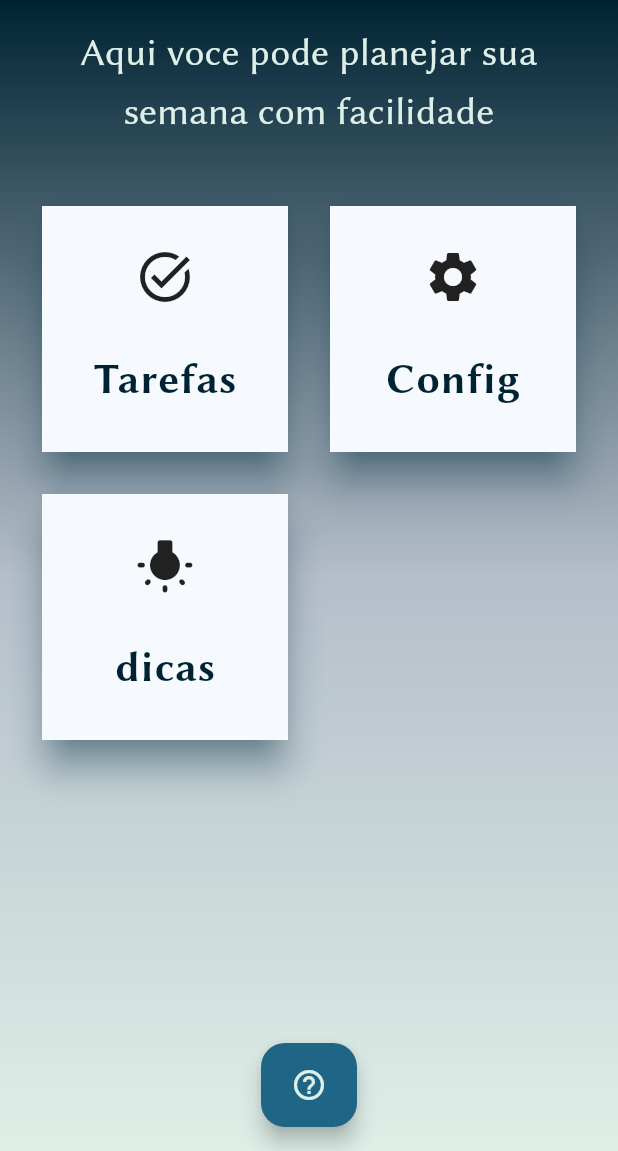
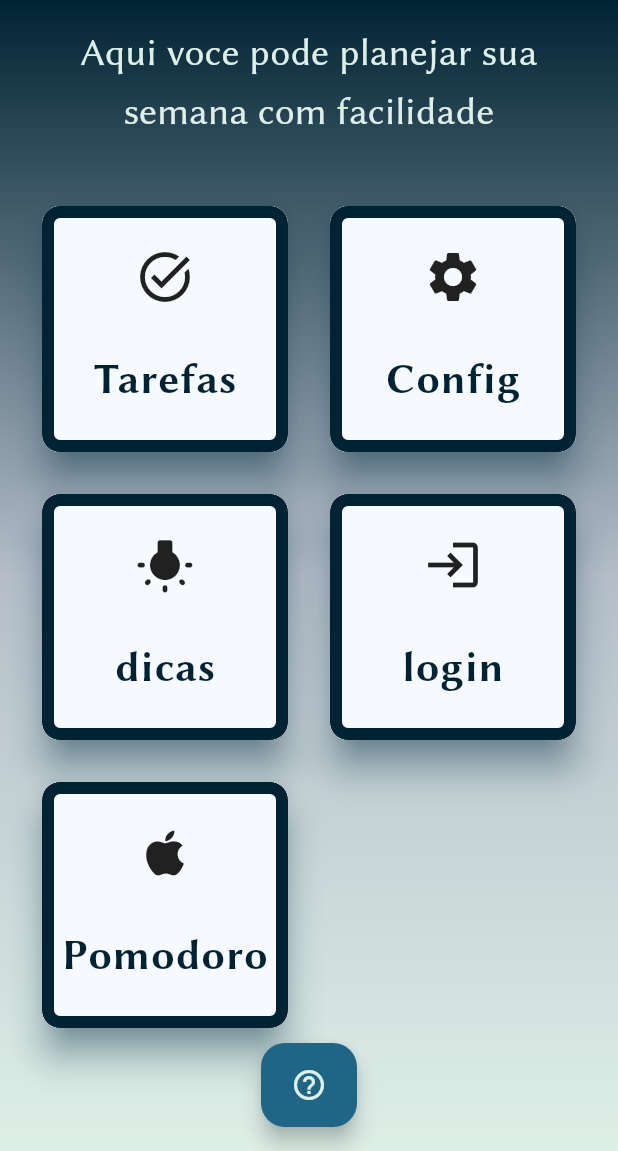
Before and after one commit to DanielBrown1998/studie, a Flutter app: the screen it shows after launch, on a phone screen of 412 x 824 dp, the part 85-1236 px from its top. Run offline on Flutter 3.47's test engine with Material 3 defaults, Android fonts, the phone set to English and light mode, and no system bars; our stand-ins replace drift, drift_flutter, get; accounts and stored records are empty; generated files the repository leaves out were written again.

```diff
--- a/app/lib/screens/home.dart
+++ b/app/lib/screens/home.dart
@@ -92,7 +92,7 @@ class _HomePageState extends State<HomePage> {
                           Get.to(
                             TasksScreen(),
                             curve: Curves.easeInOut,
-                            duration: Duration(seconds: 1),
+                            duration: Duration(milliseconds: 500),
                             transition: Transition.downToUp,
                           );
                         },
@@ -102,25 +102,47 @@ class _HomePageState extends State<HomePage> {
                       ),
                     ),
                     AnimatedOpacity(
-                      duration: Duration(seconds: 2),
+                      duration: Duration(seconds: 1),
                       opacity: _op,
                       curve: Curves.easeInCubic,
                       child: MenuCard(
                         function: () {},
                         description: "Config",
                         icon: Icons.settings,
-                        duration: 2,
+                        duration: 1,
                       ),
                     ),
                     AnimatedOpacity(
                       opacity: _op,
-                      duration: Duration(seconds: 3),
+                      duration: Duration(milliseconds: 1500),
                       curve: Curves.easeInCubic,
                       child: MenuCard(
                         function: () {},
                         description: "dicas",
                         icon: Icons.wb_incandescent_rounded,
-                        duration: 3,
+                        duration: 1,
+                      ),
+                    ),
+                    AnimatedOpacity(
+                      opacity: _op,
+                      duration: Duration(milliseconds: 1750),
+                      curve: Curves.easeInCubic,
+                      child: MenuCard(
+                        function: () {},
+                        description: "login",
+                        icon: Icons.login,
+                        duration: 1,
+                      ),
+                    ),
+                    AnimatedOpacity(
+                      opacity: _op,
+                      duration: Duration(milliseconds: 1750),
+                      curve: Curves.easeInCubic,
+                      child: MenuCard(
+                        function: () {},
+                        description: "Pomodoro",
+                        icon: Icons.apple,
+                        duration: 1,
                       ),
                     ),
                   ],
--- a/app/lib/screens/widgets/default_dialog.dart
+++ b/app/lib/screens/widgets/default_dialog.dart
@@ -15,7 +15,7 @@ class DefaultDialog {
     titleStyle: StudieTheme.textTheme.bodyLarge,
     middleText: middleText,
     middleTextStyle: StudieTheme.textTheme.bodyMedium,
-        confirmTextColor: StudieTheme.primaryColor,
+    confirmTextColor: StudieTheme.whiteSmoke,
     cancelTextColor: StudieTheme.secondaryColor,
     onConfirm: () => Get.back(result: true),
     onCancel: () {},
--- a/app/lib/screens/widgets/menu_card.dart
+++ b/app/lib/screens/widgets/menu_card.dart
@@ -1,3 +1,4 @@
+import 'package:app/utils/theme/theme.dart';
 import 'package:flutter/material.dart';
 
 class MenuCard extends StatefulWidget {
@@ -28,10 +29,22 @@ class _MenuCardState extends State<MenuCard> {
       child: Text(widget.description, style: theme.textTheme.bodyLarge),
       builder: (context, size, child) {
         return Card(
+          shape: OutlineInputBorder(
+            borderRadius: BorderRadius.circular(12),
+            borderSide: BorderSide(
+              width: 8,
+              color: StudieTheme.primaryColor,
+              style: BorderStyle.solid,
+            ),
+          ),
+          color: StudieTheme.whiteSmoke,
+          clipBehavior: Clip.hardEdge,
           shadowColor: theme.primaryColor,
           elevation: 10,
           child: Material(
+            borderRadius: BorderRadius.all(Radius.circular(12)),
             child: InkWell(
+              splashColor: StudieTheme.secondaryColor,
               onTap: () => widget.function(),
               child: Column(
                 crossAxisAlignment: CrossAxisAlignment.center,
```
Also changed, not shown: app/lib/controllers/controller_users.dart (added, +44 -0 lines), app/lib/domain/business/api_user_workflow.dart (added, +10 -0 lines), app/lib/domain/models/user.dart (added, +67 -0 lines), app/lib/screens/tasks.dart (+26 -52 lines), app/lib/screens/widgets/tasks_to_dos.dart (added, +50 -0 lines), app/lib/services/api/user_service.dart (added, +40 -0 lines), app/lib/utils/helpers/days_week.dart (+21 -0 lines). Lines whose indentation alone changed are shown as unchanged.
